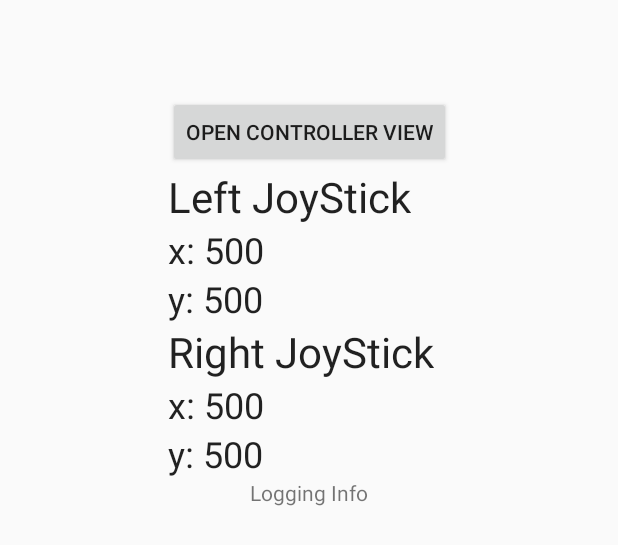
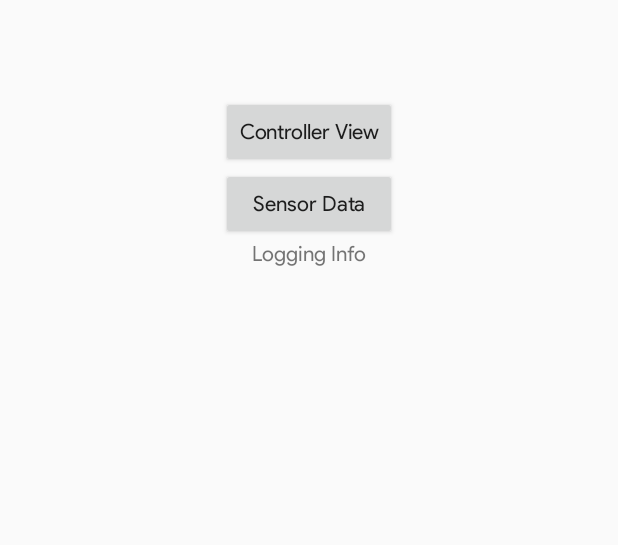
Before and after one commit to basshelal/PhidgetsController, an Android app: the layout fragment_main.xml on its own in the app's theme, with its tools: preview values and no code run, on a phone screen of 412 x 824 dp. Shown: the top 545 px of the screen. Run offline under Robolectric (Android 15) with nearby library versions, the phone set to English and light mode, and no system bars.

Commit message:
Begun new UI for cleaner and more functional look

```diff
--- a/app/src/main/res/layout/controller_view_fragment.xml
+++ b/app/src/main/res/layout/fragment_controller_view.xml
@@ -5,9 +5,4 @@
     android:layout_height="match_parent"
     tools:context=".fragments.ControllerViewFragment">
 
-    <TextView
-        android:layout_width="match_parent"
-        android:layout_height="match_parent"
-        android:text="Controller" />
-
 </androidx.constraintlayout.widget.ConstraintLayout>
--- a/app/src/main/res/layout/fragment_main.xml
+++ b/app/src/main/res/layout/fragment_main.xml
@@ -18,53 +18,17 @@
 
         <Button
             android:id="@+id/controllerView_button"
-            android:layout_width="wrap_content"
+            android:layout_width="match_parent"
             android:layout_height="wrap_content"
-            android:text="Open Controller View" />
+            android:text="Controller View"
+            android:textAllCaps="false" />
 
-        <TextView
-            android:id="@+id/leftJoystick_textView"
-            android:layout_width="wrap_content"
+        <Button
+            android:id="@+id/sensorDataView_button"
+            android:layout_width="match_parent"
             android:layout_height="wrap_content"
-            android:text="Left JoyStick"
-            android:textAppearance="@style/TextAppearance.AppCompat.Headline"
-            android:textSize="28sp" />
-
-        <TextView
-            android:id="@+id/leftX_textView"
-            android:layout_width="wrap_content"
-            android:layout_height="wrap_content"
-            android:textAppearance="@style/TextAppearance.AppCompat.Headline"
-            tools:text="x: 500" />
-
-        <TextView
-            android:id="@+id/leftY_textView"
-            android:layout_width="wrap_content"
-            android:layout_height="wrap_content"
-            android:textAppearance="@style/TextAppearance.AppCompat.Headline"
-            tools:text="y: 500" />
-
-        <TextView
-            android:id="@+id/rightJoystick_textView"
-            android:layout_width="wrap_content"
-            android:layout_height="wrap_content"
-            android:text="Right JoyStick"
-            android:textAppearance="@style/TextAppearance.AppCompat.Headline"
-            android:textSize="28sp" />
-
-        <TextView
-            android:id="@+id/rightX_textView"
-            android:layout_width="wrap_content"
-            android:layout_height="wrap_content"
-            android:textAppearance="@style/TextAppearance.AppCompat.Headline"
-            tools:text="x: 500" />
-
-        <TextView
-            android:id="@+id/rightY_textView"
-            android:layout_width="wrap_content"
-            android:layout_height="wrap_content"
-            android:textAppearance="@style/TextAppearance.AppCompat.Headline"
-            tools:text="y: 500" />
+            android:text="Sensor Data"
+            android:textAllCaps="false" />
     </LinearLayout>
 
     <androidx.core.widget.NestedScrollView
--- a/app/src/main/res/values/styles.xml
+++ b/app/src/main/res/values/styles.xml
@@ -6,6 +6,8 @@
         <item name="colorPrimary">@color/colorPrimary</item>
         <item name="colorPrimaryDark">@color/colorPrimaryDark</item>
         <item name="colorAccent">@color/colorAccent</item>
+        <item name="fontFamily">@font/product</item>
+        <item name="textAppearanceButton">@style/Widget.MaterialComponents.Button</item>
     </style>
 
 </resources>
```
Also changed, not shown: app/src/main/java/uk/whitecrescent/phidgetscontroller/Controller.kt (+3 -4 lines), app/src/main/java/uk/whitecrescent/phidgetscontroller/MainActivity.kt (+33 -4 lines), app/src/main/java/uk/whitecrescent/phidgetscontroller/fragments/BaseFragment.kt (added, +8 -0 lines), app/src/main/java/uk/whitecrescent/phidgetscontroller/fragments/ControllerViewFragment.kt (+4 -4 lines), app/src/main/java/uk/whitecrescent/phidgetscontroller/fragments/MainFragment.kt (+8 -73 lines), app/src/main/java/uk/whitecrescent/phidgetscontroller/fragments/SensorDataFragment.kt (added, +70 -0 lines), app/src/main/res/layout/fragment_sensor_data.xml (added, +129 -0 lines), app/src/main/res/font/product.ttf (added).
